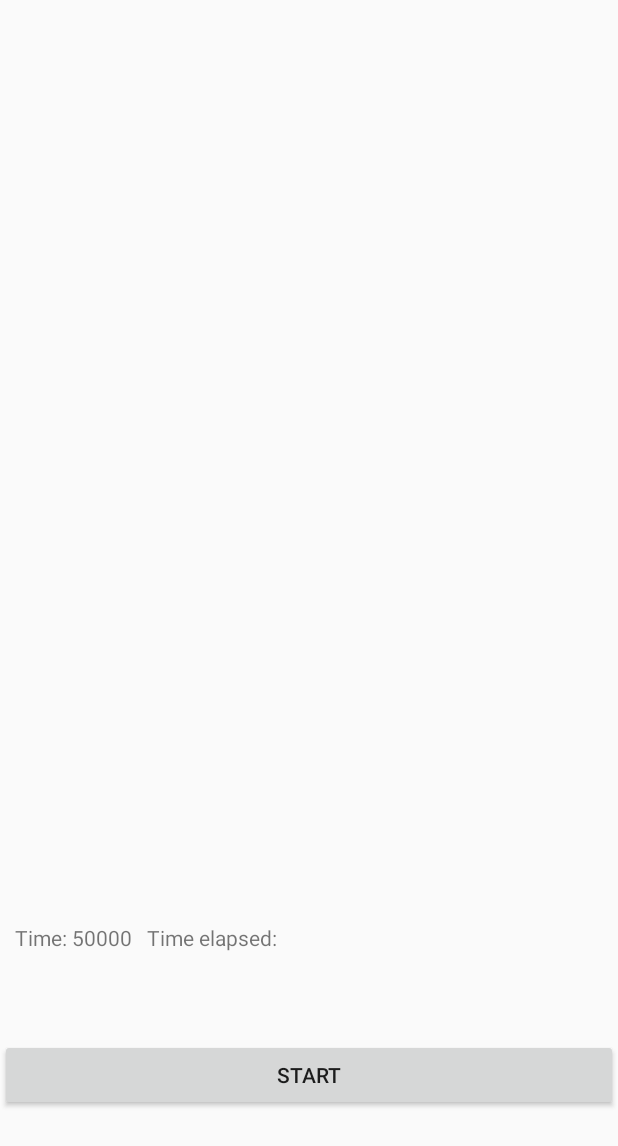
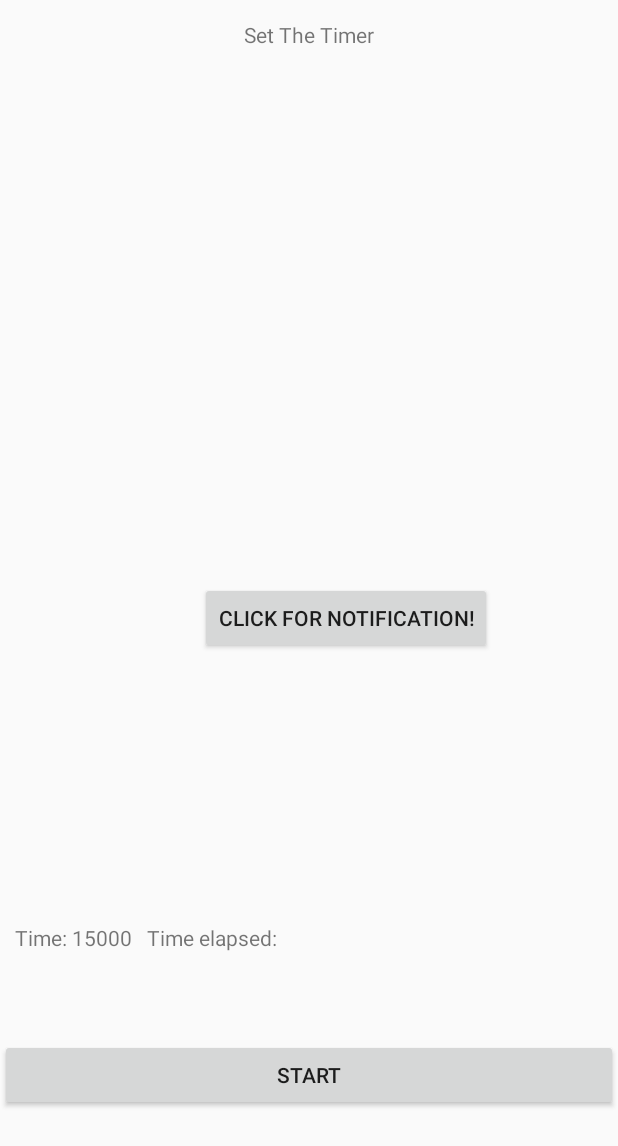
Before and after one commit to andrewjamen/Clock, an Android app: the SetTimer screen opened directly, with no data from a screen before it, on a phone screen of 412 x 824 dp. Shown: the top 1146 px of the screen. Run offline under Robolectric (Android 15) with nearby library versions, the phone set to English and light mode, and no system bars.

Commit message:
setTimer basic structure

```diff
--- a/app/src/main/AndroidManifest.xml
+++ b/app/src/main/AndroidManifest.xml
@@ -1,6 +1,9 @@
 <?xml version="1.0" encoding="utf-8"?>
 <manifest xmlns:android="http://schemas.android.com/apk/res/android"
     package="amen.clock">
+
+    <!-- permission required to use Alarm Manager -->
+    <uses-permission android:name="com.android.alarm.permission.SET_ALARM"/>
 
     <application
         android:allowBackup="true"
--- a/app/src/main/java/amen/clock/SetTimer.java
+++ b/app/src/main/java/amen/clock/SetTimer.java
@@ -1,14 +1,21 @@
 package amen.clock;
 
+import android.app.AlarmManager;
+import android.app.NotificationManager;
+import android.app.PendingIntent;
+import android.content.Context;
+import android.content.Intent;
 import android.support.v7.app.AppCompatActivity;
 import android.os.Bundle;
 import android.app.Activity;
 import android.os.Bundle;
 import android.os.CountDownTimer;
+import android.support.v7.app.NotificationCompat;
 import android.view.View;
 import android.view.View.OnClickListener;
 import android.widget.Button;
 import android.widget.TextView;
+
 
 public class SetTimer extends Activity implements OnClickListener {
 
@@ -19,7 +26,12 @@ public class SetTimer extends Activity implements OnClickListener {
     private TextView text;
     private TextView timeElapsedView;
 
-    private final long startTime = 50 * 1000;
+    //Start notification
+    NotificationCompat.Builder notification;
+    private static final int uniqueID = 45612;
+    //End Notification
+
+    private final long startTime = 15 * 1000;
     private final long interval = 1 * 1000;
 
 
@@ -34,6 +46,10 @@ public class SetTimer extends Activity implements OnClickListener {
         timeElapsedView = (TextView) this.findViewById(R.id.timeElapsed);
         countDownTimer = new countDown(startTime, interval);
         text.setText(text.getText() + String.valueOf(startTime));
+
+        //notification
+        notification = new  NotificationCompat.Builder(this);
+        notification.setAutoCancel(true);
 
     }
 
@@ -76,6 +92,32 @@ public class SetTimer extends Activity implements OnClickListener {
             timeElapsed = startTime - millisUntilFinished;
             timeElapsedView.setText("Time Elapsed: " +
                     String.valueOf(timeElapsed/1000 + " seconds"));
+
+            finish();
         }
     }
+
+
+    /*
+    This Method is the notification.
+     */
+    public void finish(View view){
+        //Build the notification
+        notification.setSmallIcon(R.drawable.clock);
+        notification.setTicker("This is the ticker");
+        notification.setWhen(System.currentTimeMillis());
+        notification.setContentTitle("Timer is up!!!");
+        notification.setContentText("Click here to go to app.");
+
+
+        Intent intent2 = new Intent(this, MainActivity.class);
+        PendingIntent pendingIntent = PendingIntent.getActivity(this, 0,intent2,PendingIntent.FLAG_UPDATE_CURRENT);
+        notification.setContentIntent(pendingIntent);
+
+        //Builds notification and issues it to the device
+        NotificationManager nm = (NotificationManager) getSystemService(NOTIFICATION_SERVICE);
+        nm.notify(uniqueID, notification.build());
+    }
+
+
 }
--- a/app/src/main/res/layout/activity_set_timer.xml
+++ b/app/src/main/res/layout/activity_set_timer.xml
@@ -39,4 +39,26 @@
         android:layout_alignParentLeft="true"
         android:layout_alignParentStart="true"
         android:layout_marginBottom="83dp" />
+
+    <TextView
+        android:text="Set The Timer"
+        android:layout_width="wrap_content"
+        android:layout_height="wrap_content"
+        android:layout_alignParentTop="true"
+        android:layout_centerHorizontal="true"
+        android:layout_marginTop="13dp"
+        android:id="@+id/textView" />
+
+    <Button
+        android:text="Click for Notification!"
+        android:layout_width="wrap_content"
+        android:layout_height="wrap_content"
+        android:id="@+id/notificationBtn"
+        android:layout_centerVertical="true"
+        android:layout_alignParentRight="true"
+        android:layout_alignParentEnd="true"
+        android:layout_marginRight="84dp"
+        android:layout_marginEnd="84dp"
+        android:onClick="finish" />
+
 </RelativeLayout>
```
Also changed, not shown: app/src/main/ic_launcher-web.png (added), app/src/main/res/mipmap-hdpi/ic_launcher.png, app/src/main/res/mipmap-mdpi/ic_launcher.png, app/src/main/res/mipmap-xhdpi/ic_launcher.png, app/src/main/res/mipmap-xxhdpi/ic_launcher.png, app/src/main/res/mipmap-xxxhdpi/ic_launcher.png.
